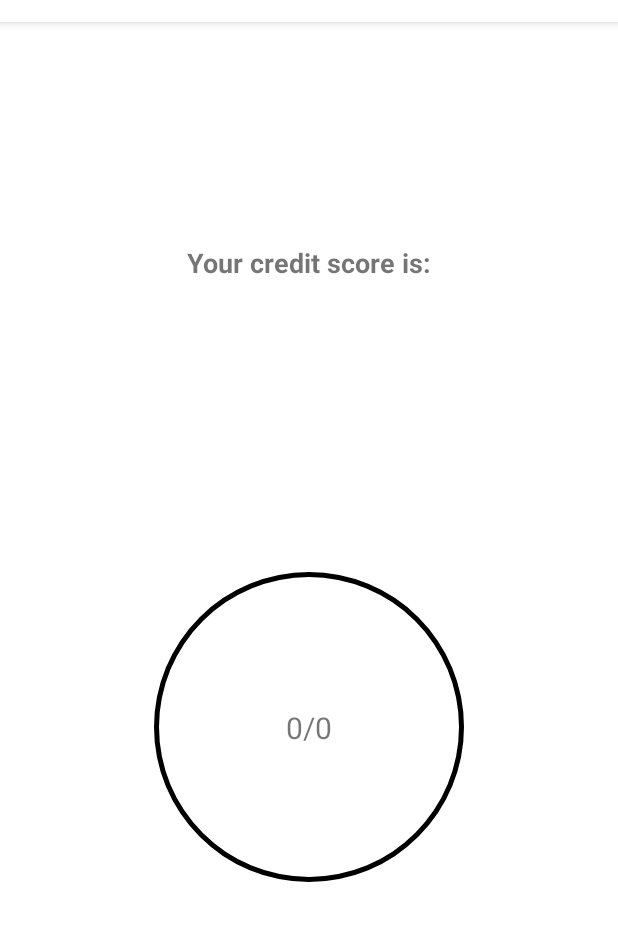
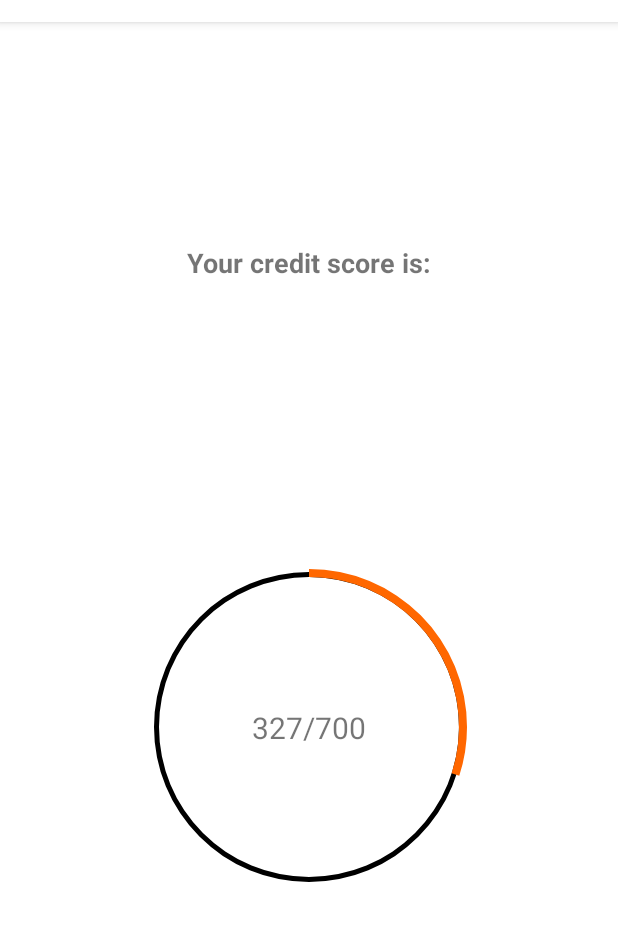
Before and after one commit to jamu544/clearscore_kotlin, an Android app: the screen it shows after launch (MainActivity before the commit, DonutActivity after it), on a phone screen of 412 x 824 dp, the part 62-1003 px from its top. Run offline under Robolectric (Android 15) with nearby library versions, the phone set to English and light mode, and no system bars; 1 statement that could not run was skipped.

```diff
--- a/app/src/main/AndroidManifest.xml
+++ b/app/src/main/AndroidManifest.xml
@@ -9,7 +9,8 @@
         android:roundIcon="@mipmap/ic_launcher_round"
         android:supportsRtl="true"
         android:theme="@style/Theme.MyApplication">
-        <activity android:name=".SplashActivity">
+        <activity android:name=".controller.SplashActivity"
+            android:exported="true">
 
             <intent-filter>
                 <action android:name="android.intent.action.MAIN" />
@@ -17,7 +18,7 @@
                 <category android:name="android.intent.category.LAUNCHER" />
             </intent-filter>
         </activity>
-        <activity android:name=".MainActivity">
+        <activity android:name=".controller.DonutActivity">
 
         </activity>
     </application>
--- a/app/src/main/java/android/com/jumpco/io/myapplication/MainActivity.kt
+++ /dev/null
@@ -1,38 +0,0 @@
-package android.com.jumpco.io.myapplication
-
-import android.os.Bundle
-import android.widget.ProgressBar
-import android.widget.TextView
-import androidx.appcompat.app.AppCompatActivity
-
-
-class MainActivity : AppCompatActivity() {
-
-
-    override fun onCreate(savedInstanceState: Bundle?) {
-        super.onCreate(savedInstanceState)
-        setContentView(R.layout.activity_main)
-       val  progressBar = findViewById<ProgressBar>(R.id.stats_progressbar)
-       val results = findViewById<TextView>(R.id.calculation)
-
-        //get data from splashscreen
-        val bundle = intent.extras
-
-        // performing the safety null check
-        var score:Int? = null
-        var maxScore:Int? = null
-         score = intent.getIntExtra("Score",0)
-        maxScore = intent.getIntExtra("Max Score",0)
-
-        results.text = "$score/$maxScore"
-
-        progressBar.progress = calculateCreditScore( score, maxScore)
-
-    }
-
-   //calculate the percentage of the users's progress
-    fun calculateCreditScore(score: Int, maxScoreValue: Int): Int {
-        val d = score.toDouble() / maxScoreValue.toDouble()
-        return (d * 100).toInt()
-    }
-}
--- /dev/null
+++ b/app/src/main/java/android/com/jumpco/io/myapplication/controller/DonutActivity.kt
@@ -0,0 +1,53 @@
+package android.com.jumpco.io.myapplication.controller
+
+import android.com.jumpco.io.myapplication.R
+import android.com.jumpco.io.myapplication.model.ClearScore
+import android.com.jumpco.io.myapplication.utilities.CLEAR_SCORE
+import android.os.Bundle
+import androidx.appcompat.app.AppCompatActivity
+import kotlinx.android.synthetic.main.activity_main.*
+
+
+class DonutActivity : AppCompatActivity() {
+
+
+    //lateinit var clearScore : ClearScore
+
+
+    override fun onCreate(savedInstanceState: Bundle?) {
+        super.onCreate(savedInstanceState)
+        setContentView(R.layout.activity_main)
+
+        //val clearScore = intent.getParcelableExtra<ClearScore>(CLEAR_SCORE)
+
+    //    if(clearScore != null) {
+
+
+      //  calculatedScoreTextView.text = "${clearScore.score}/${clearScore.maxScore}"
+
+   //     }
+
+     //  val  progressBar = findViewById<ProgressBar>(R.id.stats_progressbar)
+    //   val results = findViewById<TextView>(R.id.calculation)
+
+        //get data from splashscreen
+//        val bundle = intent.extras
+//
+//        // performing the safety null check
+//        var score:Int? = null
+//        var maxScore:Int? = null
+//         score = intent.getIntExtra("Score",0)
+//        maxScore = intent.getIntExtra("Max Score",0)
+//
+//        results.text = "$score/$maxScore"
+//
+//        progressBar.progress = calculateCreditScore( score, maxScore)
+
+    }
+
+   //calculate the percentage of the users's progress
+    fun calculateCreditScore(score: Int, maxScoreValue: Int): Int {
+        val d = score.toDouble() / maxScoreValue.toDouble()
+        return (d * 100).toInt()
+    }
+}
--- a/app/src/main/java/android/com/jumpco/io/myapplication/SplashActivity.kt
+++ b/app/src/main/java/android/com/jumpco/io/myapplication/controller/SplashActivity.kt
@@ -1,7 +1,9 @@
-package android.com.jumpco.io.myapplication
+package android.com.jumpco.io.myapplication.controller
 
+import android.com.jumpco.io.myapplication.R
 import android.com.jumpco.io.myapplication.interfaces.ClearScoreService
-import android.com.jumpco.io.myapplication.pojo.ClearScoreModel
+import android.com.jumpco.io.myapplication.model.ClearScore
+import android.com.jumpco.io.myapplication.utilities.*
 import android.content.Context
 import android.content.Intent
 import android.net.ConnectivityManager
@@ -21,13 +23,10 @@ import android.os.Handler as Handler1
 
 class SplashActivity : AppCompatActivity() {
 
-    //URL given
-    val ENDPOINT_JSON = "https://android-interview.s3.eu-west-2.amazonaws.com/"
-    private val SPLASH_TIME_OUT:Long = 3000
-    var scoreValue = 0
-    var maxScoreValue = 0
+  // var clearScore = ClearScore("", ClearScore.Score(0,0))
 
-    //
+    lateinit var clearScore : ClearScore
+
     override fun onCreate(savedInstanceState: Bundle?) {
         super.onCreate(savedInstanceState)
         //hiding title bar of this activity
@@ -46,15 +45,12 @@ class SplashActivity : AppCompatActivity() {
     //display splashscreen and load the next activity
     private fun loadSplashScreen(){
         Handler1().postDelayed({
-            val bundle = Bundle()
-            bundle.putInt("Score",scoreValue)
-            bundle.putInt("Max Score",maxScoreValue)
 
-            val intent = Intent(this, MainActivity::class.java)
-            intent.putExtras(bundle)
-            startActivity(intent)
+            val donutActivity = Intent(this, DonutActivity::class.java)
+         //   donutActivity.putExtra(CLEAR_SCORE,clearScore)
+            startActivity(donutActivity)
             finish()
-        },SPLASH_TIME_OUT)
+        }, SPLASH_TIME_OUT)
     }
 
     //perform api call
@@ -65,7 +61,7 @@ class SplashActivity : AppCompatActivity() {
             .build()
         val service = retrofit.create(ClearScoreService::class.java)
         val call = service.getClearScoreInfo()
-        call.enqueue(object : Callback<ClearScoreModel> {
+        call.enqueue(object : Callback<ClearScore> {
             /**
              * Invoked for a received HTTP response.
              *
@@ -74,17 +70,27 @@ class SplashActivity : AppCompatActivity() {
              * Call [Response.isSuccessful] to determine if the response indicates success.
              */
             override fun onResponse(
-                call: Call<ClearScoreModel>?,
-                response: Response<ClearScoreModel>?
+                call: Call<ClearScore>?,
+                response: Response<ClearScore>?
             ) {
                 if(response?.isSuccessful == true) {
 
                     val scoreResponse = response?.body()
-                    scoreValue = scoreResponse.scoreModel?.score!!
-                    maxScoreValue = scoreResponse.scoreModel?.maxScoreValue!!
+                    if (scoreResponse != null) {
 
-                    println(scoreValue)
-                    println(maxScoreValue)
+//                        clearScore = ClearScore(scoreResponse.accountIDVStatus.toString(),)
+//                        clearScore.accountIDVStatus = scoreResponse.accountIDVStatus
+//                        clearScore.scoreModel.maxScoreValue = scoreResponse.maxScore
+//
+                        println("json results  ${scoreResponse.accountIDVStatus.toString()}")
+                        println("json results  ${scoreResponse.scoreModel}")
+//
+//                        println("Your score ${clearScore.score}")
+//                        println("MAx is ${clearScore.maxScore}")
+                    }
+
+
+
                 }
             }
 
@@ -92,7 +98,7 @@ class SplashActivity : AppCompatActivity() {
              * Invoked when a network exception occurred talking to the server or when an unexpected
              * exception occurred creating the request or processing the response.
              */
-            override fun onFailure(call: Call<ClearScoreModel>?, t: Throwable?) {
+            override fun onFailure(call: Call<ClearScore>?, t: Throwable?) {
                 if (t != null) {
                     Toast.makeText(this@SplashActivity,"${t.message}",Toast.LENGTH_SHORT)
                 }
@@ -104,22 +110,22 @@ class SplashActivity : AppCompatActivity() {
 
 
      // check internet connection
-    private fun isNetWorkConnected(): Boolean {
+     private fun isNetWorkConnected(): Boolean {
         val connectivityManager = getSystemService(Context.CONNECTIVITY_SERVICE) as ConnectivityManager
         if (connectivityManager != null){
             val capabilities = connectivityManager.getNetworkCapabilities(connectivityManager.activeNetwork)
             if(capabilities != null){
                 when {
                     capabilities.hasTransport(NetworkCapabilities.TRANSPORT_CELLULAR) -> {
-                        Log.i("Internet", "NetworkCapabilities.TRANSPORT_CELLULAR")
+                        Log.i(TAG, INTERNET_CELLULAR)
                         return true
                     }
                     capabilities.hasTransport(NetworkCapabilities.TRANSPORT_WIFI) -> {
-                        Log.i("Internet", "NetworkCapabilities.TRANSPORT_WIFI")
+                        Log.i(TAG, INTERNET_WIFI)
                         return true
                     }
                     capabilities.hasTransport(NetworkCapabilities.TRANSPORT_ETHERNET) -> {
-                        Log.i("Internet","NetworkCapabilities.TRANSPORT_ETHERNET")
+                        Log.i(TAG, INTERNET_ETHERNET)
                         return true
                     }
                 }
--- a/app/src/main/java/android/com/jumpco/io/myapplication/interfaces/ClearScoreService.kt
+++ b/app/src/main/java/android/com/jumpco/io/myapplication/interfaces/ClearScoreService.kt
@@ -1,12 +1,13 @@
 package android.com.jumpco.io.myapplication.interfaces
 
-import android.com.jumpco.io.myapplication.pojo.ClearScoreModel
+import android.com.jumpco.io.myapplication.model.ClearScore
 import retrofit2.Call
 import retrofit2.http.GET
+import retrofit2.http.POST
 
 interface ClearScoreService {
 
-    @GET("/endpoint.json")
-    fun getClearScoreInfo(): Call<ClearScoreModel>
+    @POST("/endpoint.json")
+    fun getClearScoreInfo(): Call<ClearScore>
 
 }
--- /dev/null
+++ b/app/src/main/java/android/com/jumpco/io/myapplication/utilities/Constants.kt
@@ -0,0 +1,13 @@
+package android.com.jumpco.io.myapplication.utilities
+
+//URL given
+const val ENDPOINT_JSON = "https://android-interview.s3.eu-west-2.amazonaws.com/"
+
+const val SPLASH_TIME_OUT:Long = 3000
+
+const val CLEAR_SCORE = "clearScore"
+
+const val INTERNET_CELLULAR = "NetworkCapabilities.TRANSPORT_CELLULAR"
+const val INTERNET_WIFI = "NetworkCapabilities.TRANSPORT_WIFI"
+const val INTERNET_ETHERNET = "NetworkCapabilities.TRANSPORT_ETHERNET"
+const val TAG = "SplashActivity"
--- a/app/src/main/java/android/com/jumpco/io/myapplication/utils/RetroFitBuilder.kt
+++ b/app/src/main/java/android/com/jumpco/io/myapplication/utilities/RetroFitBuilder.kt
@@ -1,4 +1,4 @@
-package android.com.jumpco.io.myapplication.utils
+package android.com.jumpco.io.myapplication.utilities
 
 import okhttp3.OkHttpClient
 
--- a/app/src/main/res/layout/activity_main.xml
+++ b/app/src/main/res/layout/activity_main.xml
@@ -5,14 +5,14 @@
     xmlns:tools="http://schemas.android.com/tools"
     android:layout_width="match_parent"
     android:layout_height="match_parent"
-    tools:context=".MainActivity">
+    tools:context=".controller.DonutActivity">
 
     <!-- Title above the chart -->
     <TextView
-        android:id="@+id/textView"
+        android:id="@+id/titleTextView"
         android:layout_width="wrap_content"
         android:layout_height="wrap_content"
-        android:text="Your credit score is:"
+        android:text="@string/your_credit_score_is"
         android:textSize="18sp"
         android:textStyle="bold"
         app:layout_constraintBottom_toTopOf="@+id/constraintLayout"
@@ -30,7 +30,7 @@
         app:layout_constraintEnd_toEndOf="parent"
         app:layout_constraintHorizontal_bias="0.5"
         app:layout_constraintStart_toStartOf="parent"
-        app:layout_constraintTop_toBottomOf="@+id/textView">
+        app:layout_constraintTop_toBottomOf="@+id/titleTextView">
 
         <!-- ProgressBar that represents a total of 100% -->
         <ProgressBar
@@ -66,7 +66,7 @@
 
         <!-- The text that goes in a center of the chart -->
         <TextView
-            android:id="@+id/calculation"
+            android:id="@+id/calculatedScoreTextView"
             android:layout_width="wrap_content"
             android:layout_height="wrap_content"
             android:text="327/700"
--- a/app/src/main/res/layout/activity_splash.xml
+++ b/app/src/main/res/layout/activity_splash.xml
@@ -7,7 +7,7 @@
     android:orientation="vertical"
     android:gravity="center"
     android:background="@color/colorPrimary"
-    tools:context=".SplashActivity">
+    tools:context=".controller.SplashActivity">
     <ImageView
         android:src="@drawable/clearscore_odwa"
         android:layout_width="250dp"
--- a/app/src/main/res/values/strings.xml
+++ b/app/src/main/res/values/strings.xml
@@ -1,3 +1,4 @@
 <resources>
     <string name="app_name">Clear Score</string>
+    <string name="your_credit_score_is">Your credit score is:</string>
 </resources>
--- a/build.gradle
+++ b/build.gradle
@@ -1,12 +1,12 @@
 // Top-level build file where you can add configuration options common to all sub-projects/modules.
 buildscript {
-    ext.kotlin_version = "1.5.20"
+    ext.kotlin_version = "1.6.10"
     repositories {
         google()
         mavenCentral()
     }
     dependencies {
-        classpath "com.android.tools.build:gradle:4.2.1"
+        classpath "com.android.tools.build:gradle:4.2.2"
         classpath "org.jetbrains.kotlin:kotlin-gradle-plugin:$kotlin_version"
 
         // NOTE: Do not place your application dependencies here; they belong
@@ -18,7 +18,7 @@ allprojects {
     repositories {
         google()
         mavenCentral()
-        jcenter() // Warning: this repository is going to shut down soon
+
     }
 }
 
```
Also changed, not shown: app/build.gradle (+11 -11 lines), app/src/main/java/android/com/jumpco/io/myapplication/model/ClearScore.kt (added, +15 -0 lines), app/src/main/java/android/com/jumpco/io/myapplication/pojo/ClearScoreModel.kt (deleted, +0 -17 lines).
